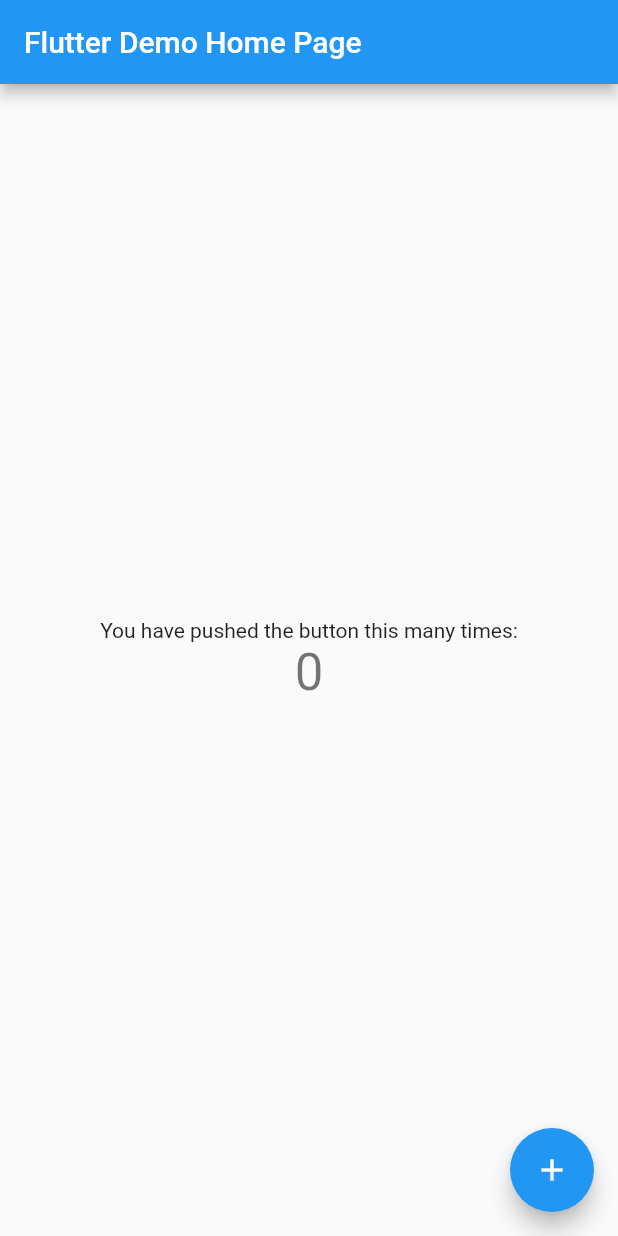
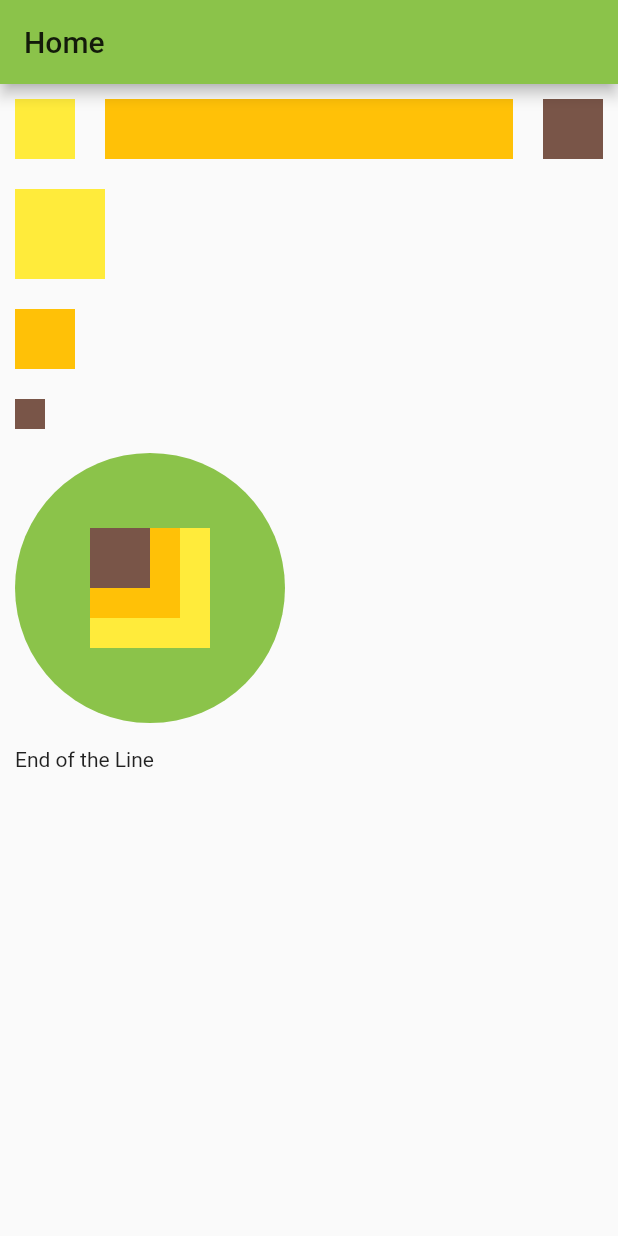
Before and after one commit to Mwamitovi/counter_app, a Flutter app: the screen it shows after launch, on a phone screen of 412 x 824 dp. Run offline on Flutter 3.47's test engine with Material 2 defaults, Android fonts, the phone set to English and light mode, and no system bars.

Commit message:
Refactor App: Implement shallow widgets with Widget class

```diff
--- a/lib/main.dart
+++ b/lib/main.dart
@@ -1,111 +1,19 @@
 import 'package:flutter/material.dart';
+import 'package:counter_app/pages/home.dart';
 
-void main() => runApp(MyApp());
+void main() => runApp(App());
 
-class MyApp extends StatelessWidget {
-  // This widget is the root of your application.
+class App extends StatelessWidget {
+  // This widget is the root of your app.
   @override
   Widget build(BuildContext context) {
     return MaterialApp(
-      title: 'Flutter Demo',
+      debugShowCheckedModeBanner: false,
+      title: 'starter Template',
       theme: ThemeData(
-        // This is the theme of your application.
-        //
-        // Try running your application with "flutter run". You'll see the
-        // application has a blue toolbar. Then, without quitting the app, try
-        // changing the primarySwatch below to Colors.green and then invoke
-        // "hot reload" (press "r" in the console where you ran "flutter run",
-        // or simply save your changes to "hot reload" in a Flutter IDE).
-        // Notice that the counter didn't reset back to zero; the application
-        // is not restarted.
-        primarySwatch: Colors.blue,
+        primarySwatch: Colors.lightGreen,
       ),
-      home: MyHomePage(title: 'Flutter Demo Home Page'),
+      home: Home(),
     );
   }
 }
-
-class MyHomePage extends StatefulWidget {
-  MyHomePage({Key key, this.title}) : super(key: key);
-
-  // This widget is the home page of your application. It is stateful, meaning
-  // that it has a State object (defined below) that contains fields that affect
-  // how it looks.
-
-  // This class is the configuration for the state. It holds the values (in this
-  // case the title) provided by the parent (in this case the App widget) and
-  // used by the build method of the State. Fields in a Widget subclass are
-  // always marked "final".
-
-  final String title;
-
-  @override
-  _MyHomePageState createState() => _MyHomePageState();
-}
-
-class _MyHomePageState extends State<MyHomePage> {
-  int _counter = 0;
-
-  void _incrementCounter() {
-    setState(() {
-      // This call to setState tells the Flutter framework that something has
-      // changed in this State, which causes it to rerun the build method below
-      // so that the display can reflect the updated values. If we changed
-      // _counter without calling setState(), then the build method would not be
-      // called again, and so nothing would appear to happen.
-      _counter++;
-    });
-  }
-
-  @override
-  Widget build(BuildContext context) {
-    // This method is rerun every time setState is called, for instance as done
-    // by the _incrementCounter method above.
-    //
-    // The Flutter framework has been optimized to make rerunning build methods
-    // fast, so that you can just rebuild anything that needs updating rather
-    // than having to individually change instances of widgets.
-    return Scaffold(
-      appBar: AppBar(
-        // Here we take the value from the MyHomePage object that was created by
-        // the App.build method, and use it to set our appbar title.
-        title: Text(widget.title),
-      ),
-      body: Center(
-        // Center is a layout widget. It takes a single child and positions it
-        // in the middle of the parent.
-        child: Column(
-          // Column is also a layout widget. It takes a list of children and
-          // arranges them vertically. By default, it sizes itself to fit its
-          // children horizontally, and tries to be as tall as its parent.
-          //
-          // Invoke "debug painting" (press "p" in the console, choose the
-          // "Toggle Debug Paint" action from the Flutter Inspector in Android
-          // Studio, or the "Toggle Debug Paint" command in Visual Studio Code)
-          // to see the wireframe for each widget.
-          //
-          // Column has various properties to control how it sizes itself and
-          // how it positions its children. Here we use mainAxisAlignment to
-          // center the children vertically; the main axis here is the vertical
-          // axis because Columns are vertical (the cross axis would be
-          // horizontal).
-          mainAxisAlignment: MainAxisAlignment.center,
-          children: <Widget>[
-            Text(
-              'You have pushed the button this many times:',
-            ),
-            Text(
-              '$_counter',
-              style: Theme.of(context).textTheme.display1,
-            ),
-          ],
-        ),
-      ),
-      floatingActionButton: FloatingActionButton(
-        onPressed: _incrementCounter,
-        tooltip: 'Increment',
-        child: Icon(Icons.add),
-      ), // This trailing comma makes auto-formatting nicer for build methods.
-    );
-  }
-}
--- /dev/null
+++ b/lib/pages/home.dart
@@ -0,0 +1,152 @@
+import 'package:flutter/material.dart';
+
+class Home extends StatefulWidget {
+  @override
+  _HomeState createState() => _HomeState();
+}
+
+class _HomeState extends State<Home> {
+  @override
+  Widget build(BuildContext context) {
+    return Scaffold(
+      appBar: AppBar(
+        title: Text('Home'),
+      ),
+      body: SafeArea(
+        child: SingleChildScrollView(
+          child: Padding(
+            padding: EdgeInsets.all(10.0),
+            child: Column(
+              children: <Widget>[
+                const RowWidget(),
+                Padding(
+                  padding: EdgeInsets.all(10.0),
+                ),
+                const RowAndColumnWidget(),
+              ],
+            ),
+          ),
+        ),
+      ),
+    );
+  }
+}
+
+class RowWidget extends StatelessWidget {
+  const RowWidget({
+    Key key,
+  }) : super(key: key);
+
+  @override
+  Widget build(BuildContext context) {
+    return Row(
+      children: <Widget>[
+        Container(
+          color: Colors.yellow,
+          height: 40.0,
+          width: 40.0,
+        ),
+        Padding(
+          padding: EdgeInsets.all(10.0),
+        ),
+        Expanded(
+          child: Container(
+            color: Colors.amber,
+            height: 40.0,
+            width: 40.0,
+          ),
+        ),
+        Padding(
+          padding: EdgeInsets.all(10.0),
+        ),
+        Container(
+          color: Colors.brown,
+          height: 40.0,
+          width: 40.0,
+        ),
+      ],
+    );
+  }
+}
+
+class RowAndColumnWidget extends StatelessWidget {
+  const RowAndColumnWidget({
+    Key key,
+  }) : super(key: key);
+
+  @override
+  Widget build(BuildContext context) {
+    return Row(
+      children: <Widget>[
+        Column(
+          crossAxisAlignment: CrossAxisAlignment.start,
+          mainAxisSize: MainAxisSize.max,
+          children: <Widget>[
+            Container(
+              color: Colors.yellow,
+              height: 60.0,
+              width: 60.0,
+            ),
+            Padding(
+              padding: EdgeInsets.all(10.0),
+            ),
+            Container(
+              color: Colors.amber,
+              height: 40.0,
+              width: 40.0,
+            ),
+            Padding(
+              padding: EdgeInsets.all(10.0),
+            ),
+            Container(
+              color: Colors.brown,
+              height: 20.0,
+              width: 20.0,
+            ),
+            Divider(),
+            const RowAndStackWidget(),
+            Divider(),
+            Text('End of the Line'),
+          ],
+        ),
+      ],
+    );
+  }
+}
+
+class RowAndStackWidget extends StatelessWidget {
+  const RowAndStackWidget({
+    Key key,
+  }) : super(key: key);
+
+  @override
+  Widget build(BuildContext context) {
+    return Row(
+      children: <Widget>[
+        CircleAvatar(
+          backgroundColor: Colors.lightGreen,
+          radius: 90.0,
+          child: Stack(
+            children: <Widget>[
+              Container(
+                height: 80.0,
+                width: 80.0,
+                color: Colors.yellow,
+              ),
+              Container(
+                height: 60.0,
+                width: 60.0,
+                color: Colors.amber,
+              ),
+              Container(
+                height: 40.0,
+                width: 40.0,
+                color: Colors.brown,
+              ),
+            ],
+          ),
+        ),
+      ],
+    );
+  }
+}
```
